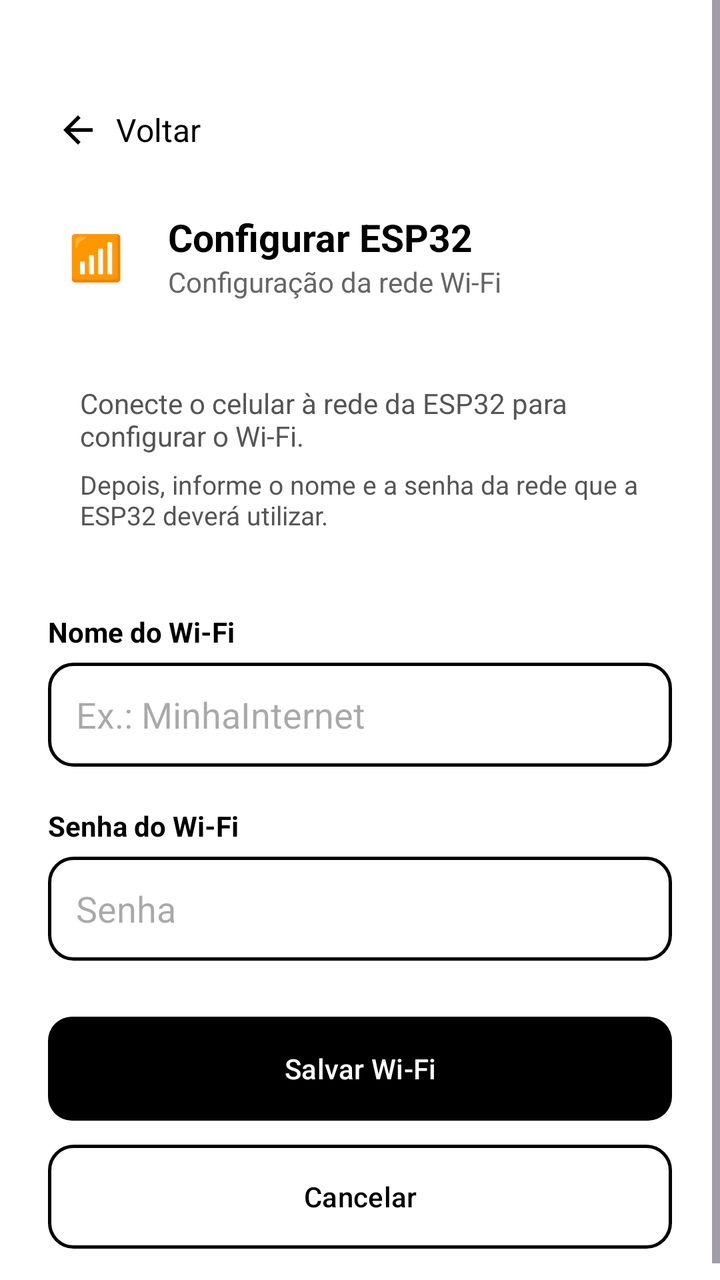
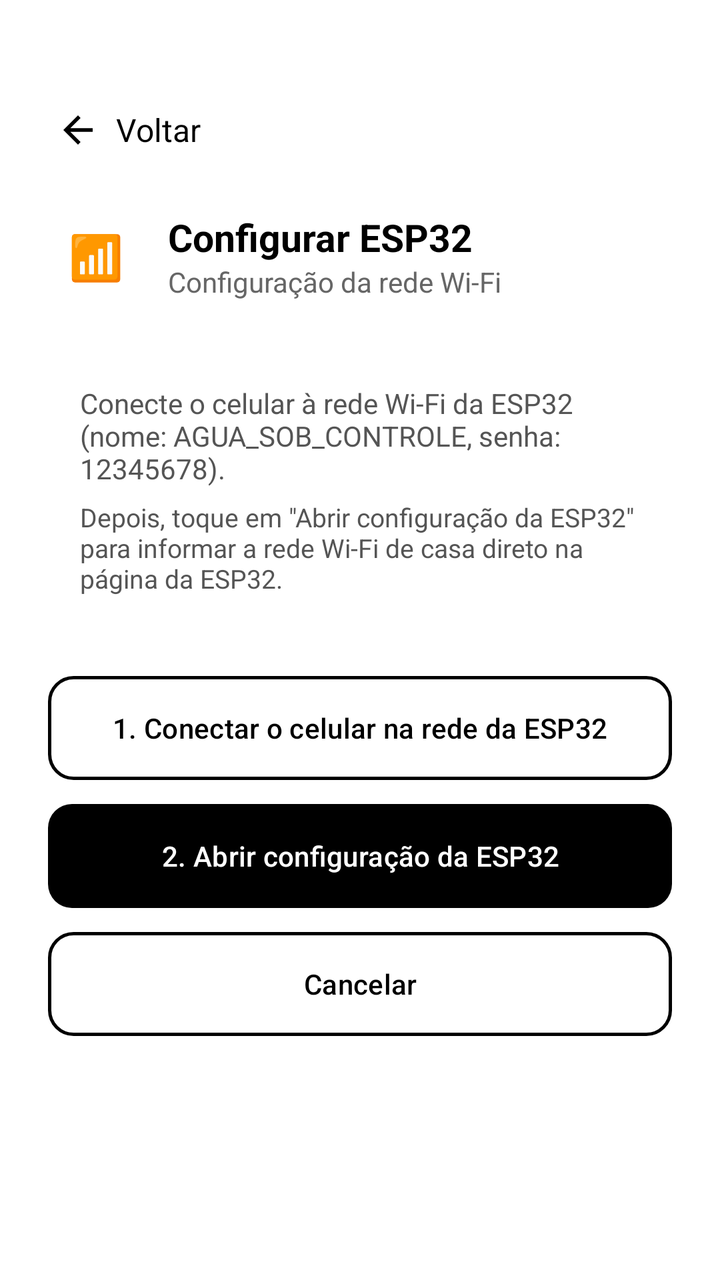

Screens rendered from an Android XML layout before and after an edit, with the pre-edit source and the edit as a unified diff.
<!-- AndroidManifest.xml: application theme Theme.Bombadagua -->
<!-- res/layout/activity_config_wifi.xml -->
<?xml version="1.0" encoding="utf-8"?>
<androidx.constraintlayout.widget.ConstraintLayout
    xmlns:android="http://schemas.android.com/apk/res/android"
    xmlns:app="http://schemas.android.com/apk/res-auto"
    xmlns:tools="http://schemas.android.com/tools"
    android:id="@+id/main"
    android:layout_width="match_parent"
    android:layout_height="match_parent"
    android:background="#FFFFFF"
    tools:context=".activities.ConfigWifiActivity">

    <ScrollView
        android:layout_width="0dp"
        android:layout_height="0dp"
        app:layout_constraintTop_toTopOf="parent"
        app:layout_constraintBottom_toBottomOf="parent"
        app:layout_constraintStart_toStartOf="parent"
        app:layout_constraintEnd_toEndOf="parent">

        <LinearLayout
            android:layout_width="match_parent"
            android:layout_height="wrap_content"
            android:orientation="vertical"
            android:paddingStart="24dp"
            android:paddingEnd="24dp"
            android:paddingTop="50dp"
            android:paddingBottom="24dp">

            
            <LinearLayout
                android:id="@+id/btnVoltar"
                android:layout_width="wrap_content"
                android:layout_height="wrap_content"
                android:orientation="horizontal"
                android:gravity="center_vertical"
                android:clickable="true"
                android:focusable="true"
                android:background="?attr/selectableItemBackground"
                android:padding="4dp"
                android:layout_marginBottom="24dp">

                <ImageView
                    android:layout_width="22dp"
                    android:layout_height="22dp"
                    android:src="@drawable/ic_seta_voltar"
                    android:layout_marginEnd="8dp"/>

                <TextView
                    android:layout_width="wrap_content"
                    android:layout_height="wrap_content"
                    android:text="Voltar"
                    android:textSize="16sp"
                    android:textColor="#000000"/>
            </LinearLayout>

            
            <LinearLayout
                android:layout_width="match_parent"
                android:layout_height="wrap_content"
                android:orientation="horizontal"
                android:gravity="center_vertical"
                android:layout_marginBottom="24dp">

                <TextView
                    android:layout_width="48dp"
                    android:layout_height="48dp"
                    android:text="📶"
                    android:textSize="22sp"
                    android:gravity="center"
                    android:background="@drawable/bg_card_cinza"/>

                <LinearLayout
                    android:layout_width="wrap_content"
                    android:layout_height="wrap_content"
                    android:orientation="vertical"
                    android:layout_marginStart="12dp">

                    <TextView
                        android:layout_width="wrap_content"
                        android:layout_height="wrap_content"
                        android:text="Configurar ESP32"
                        android:textSize="19sp"
                        android:textStyle="bold"
                        android:textColor="#000000"/>

                    <TextView
                        android:layout_width="wrap_content"
                        android:layout_height="wrap_content"
                        android:text="Configuração da rede Wi-Fi"
                        android:textSize="14sp"
                        android:textColor="#666666"/>
                </LinearLayout>

            </LinearLayout>

            
            <LinearLayout
                android:layout_width="match_parent"
                android:layout_height="wrap_content"
                android:orientation="vertical"
                android:background="@drawable/bg_card_cinza"
                android:padding="16dp"
                android:layout_marginBottom="24dp">

                <TextView
                    android:layout_width="wrap_content"
                    android:layout_height="wrap_content"
                    android:text="Conecte o celular à rede da ESP32 para configurar o Wi-Fi."
                    android:textColor="#555555"
                    android:textSize="14sp"/>

                <TextView
                    android:layout_width="wrap_content"
                    android:layout_height="wrap_content"
                    android:text="Depois, informe o nome e a senha da rede que a ESP32 deverá utilizar."
                    android:textColor="#555555"
                    android:textSize="13sp"
                    android:layout_marginTop="6dp"/>

            </LinearLayout>

            
            <TextView
                android:layout_width="wrap_content"
                android:layout_height="wrap_content"
                android:text="Nome do Wi-Fi"
                android:textColor="#000000"
                android:textStyle="bold"
                android:textSize="14sp"
                android:layout_marginBottom="6dp"/>

            <EditText
                android:id="@+id/etWifi"
                android:layout_width="match_parent"
                android:layout_height="52dp"
                android:hint="Ex.: MinhaInternet"
                android:inputType="text"
                android:paddingStart="14dp"
                android:paddingEnd="14dp"
                android:background="@drawable/bg_botao_borda"
                android:layout_marginBottom="20dp"/>

            
            <TextView
                android:layout_width="wrap_content"
                android:layout_height="wrap_content"
                android:text="Senha do Wi-Fi"
                android:textColor="#000000"
                android:textStyle="bold"
                android:textSize="14sp"
                android:layout_marginBottom="6dp"/>

            <EditText
                android:id="@+id/etSenha"
                android:layout_width="match_parent"
                android:layout_height="52dp"
                android:hint="Senha"
                android:inputType="textPassword"
                android:paddingStart="14dp"
                android:paddingEnd="14dp"
                android:background="@drawable/bg_botao_borda"
                android:layout_marginBottom="28dp"/>

            
            <Button
                android:id="@+id/btnSalvarWifi"
                android:layout_width="match_parent"
                android:layout_height="52dp"
                android:text="Salvar Wi-Fi"
                android:background="@drawable/bg_botao_preto"
                app:backgroundTint="@null"
                android:insetTop="0dp"
                android:insetBottom="0dp"
                android:textColor="#FFFFFF"
                android:textAllCaps="false"
                android:layout_marginBottom="12dp"/>

            
            <Button
                android:id="@+id/btnCancelarWifi"
                android:layout_width="match_parent"
                android:layout_height="52dp"
                android:text="Cancelar"
                android:background="@drawable/bg_botao_borda"
                app:backgroundTint="@null"
                android:insetTop="0dp"
                android:insetBottom="0dp"
                android:textColor="#000000"
                android:textAllCaps="false"/>

        </LinearLayout>

    </ScrollView>

</androidx.constraintlayout.widget.ConstraintLayout>
<!-- resources referenced by this layout -->
<resources>
  <!-- drawable bg_botao_borda (drawable) -->
  <?xml version="1.0" encoding="utf-8"?>
  <shape xmlns:android="http://schemas.android.com/apk/res/android">
      <solid android:color="#FFFFFF"/>
      <stroke android:width="1.5dp" android:color="#000000"/>
      <corners android:radius="12dp"/>
  </shape>
  <!-- drawable bg_botao_preto (drawable) -->
  <?xml version="1.0" encoding="utf-8"?>
  <shape xmlns:android="http://schemas.android.com/apk/res/android">
      <solid android:color="#000000"/>
      <corners android:radius="12dp"/>
  </shape>
  <!-- drawable bg_card_cinza (drawable) -->
  <?xml version="1.0" encoding="utf-8"?>
  <selector xmlns:android="http://schemas.android.com/apk/res/android">
  
  </selector>
  <!-- drawable ic_seta_voltar (drawable) -->
  <?xml version="1.0" encoding="utf-8"?>
  <vector xmlns:android="http://schemas.android.com/apk/res/android"
      android:width="24dp"
      android:height="24dp"
      android:viewportWidth="24"
      android:viewportHeight="24"
      android:tint="#000000">
      <path
          android:fillColor="@android:color/white"
          android:pathData="M20,11H7.83l5.59,-5.59L12,4l-8,8 8,8 1.41,-1.41L7.83,13H20v-2z"/>
  </vector>
  <style name="Theme.Bombadagua" parent="Base.Theme.Bombadagua" />
  <style name="Base.Theme.Bombadagua" parent="Theme.Material3.DayNight.NoActionBar">
          
          
      </style>
</resources>

<!-- the commit's change to res/layout/activity_config_wifi.xml (unified diff, before → after) -->
@@ -105,14 +105,14 @@
                 <TextView
                     android:layout_width="wrap_content"
                     android:layout_height="wrap_content"
-                    android:text="Conecte o celular à rede da ESP32 para configurar o Wi-Fi."
+                    android:text="Conecte o celular à rede Wi-Fi da ESP32 (nome: AGUA_SOB_CONTROLE, senha: 12345678)."
                     android:textColor="#555555"
                     android:textSize="14sp"/>
 
                 <TextView
                     android:layout_width="wrap_content"
                     android:layout_height="wrap_content"
-                    android:text="Depois, informe o nome e a senha da rede que a ESP32 deverá utilizar."
+                    android:text="Depois, toque em &quot;Abrir configuração da ESP32&quot; para informar a rede Wi-Fi de casa direto na página da ESP32."
                     android:textColor="#555555"
                     android:textSize="13sp"
                     android:layout_marginTop="6dp"/>
@@ -120,53 +120,25 @@
             </LinearLayout>
 
             
-            <TextView
-                android:layout_width="wrap_content"
-                android:layout_height="wrap_content"
-                android:text="Nome do Wi-Fi"
-                android:textColor="#000000"
-                android:textStyle="bold"
-                android:textSize="14sp"
-                android:layout_marginBottom="6dp"/>
-
-            <EditText
-                android:id="@+id/etWifi"
+            <Button
+                android:id="@+id/btnAbrirWifiCelular"
                 android:layout_width="match_parent"
                 android:layout_height="52dp"
-                android:hint="Ex.: MinhaInternet"
-                android:inputType="text"
-                android:paddingStart="14dp"
-                android:paddingEnd="14dp"
+                android:text="1. Conectar o celular na rede da ESP32"
                 android:background="@drawable/bg_botao_borda"
-                android:layout_marginBottom="20dp"/>
-
-            
-            <TextView
-                android:layout_width="wrap_content"
-                android:layout_height="wrap_content"
-                android:text="Senha do Wi-Fi"
+                app:backgroundTint="@null"
+                android:insetTop="0dp"
+                android:insetBottom="0dp"
                 android:textColor="#000000"
-                android:textStyle="bold"
-                android:textSize="14sp"
-                android:layout_marginBottom="6dp"/>
-
-            <EditText
-                android:id="@+id/etSenha"
-                android:layout_width="match_parent"
-                android:layout_height="52dp"
-                android:hint="Senha"
-                android:inputType="textPassword"
-                android:paddingStart="14dp"
-                android:paddingEnd="14dp"
-                android:background="@drawable/bg_botao_borda"
-                android:layout_marginBottom="28dp"/>
+                android:textAllCaps="false"
+                android:layout_marginBottom="12dp"/>
 
             
             <Button
                 android:id="@+id/btnSalvarWifi"
                 android:layout_width="match_parent"
                 android:layout_height="52dp"
-                android:text="Salvar Wi-Fi"
+                android:text="2. Abrir configuração da ESP32"
                 android:background="@drawable/bg_botao_preto"
                 app:backgroundTint="@null"
                 android:insetTop="0dp"
